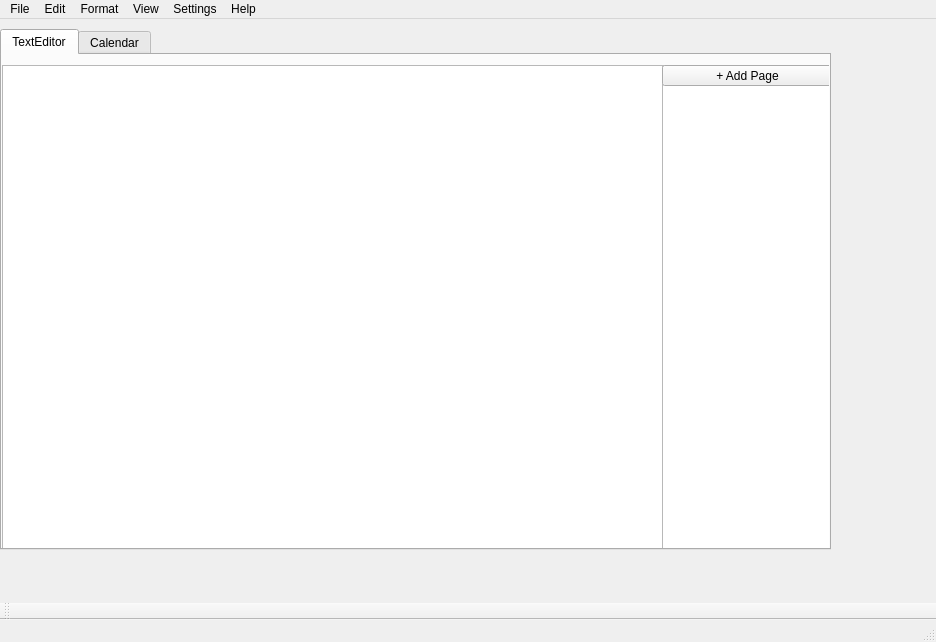
Qt form Qt Project Files/SpiralBound/mainwindow.ui (ECU-CSCI-4230/SpiralBound) before a commit.
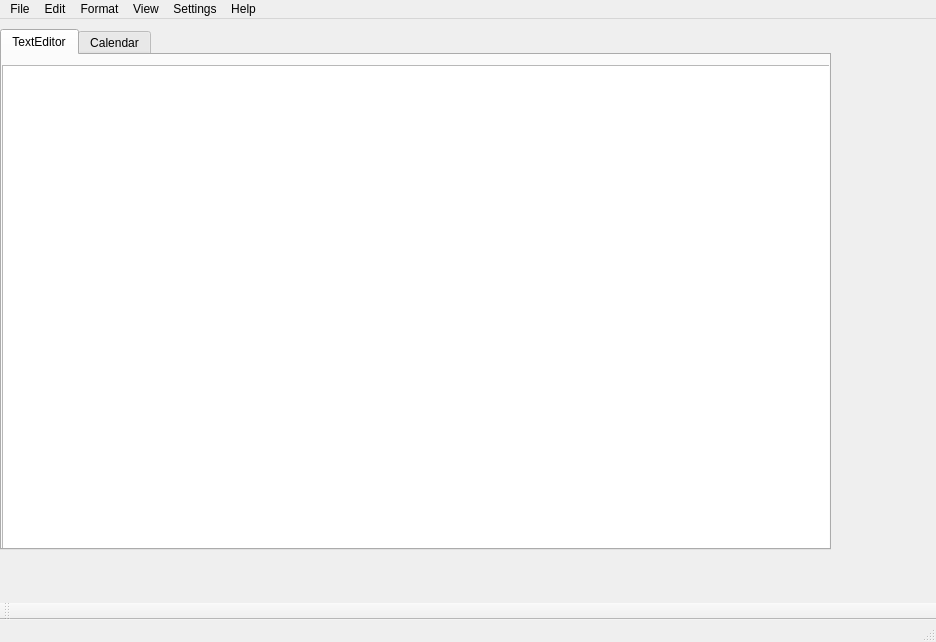
The same form after that commit.

The edit to the form file:
```diff
--- a/Qt Project Files/SpiralBound/mainwindow.ui
+++ b/Qt Project Files/SpiralBound/mainwindow.ui
@@ -52,29 +52,6 @@
        </rect>
       </property>
      </widget>
-     <widget class="QListWidget" name="listWidget">
-      <property name="geometry">
-       <rect>
-        <x>660</x>
-        <y>10</y>
-        <width>171</width>
-        <height>491</height>
-       </rect>
-      </property>
-     </widget>
-     <widget class="QPushButton" name="pushButton">
-      <property name="geometry">
-       <rect>
-        <x>660</x>
-        <y>10</y>
-        <width>171</width>
-        <height>21</height>
-       </rect>
-      </property>
-      <property name="text">
-       <string>+ Add Page</string>
-      </property>
-     </widget>
     </widget>
     <widget class="QWidget" name="tab_2">
      <attribute name="title">
```
Left out of the diff: 2 changed lines with no effect on the pictures.
